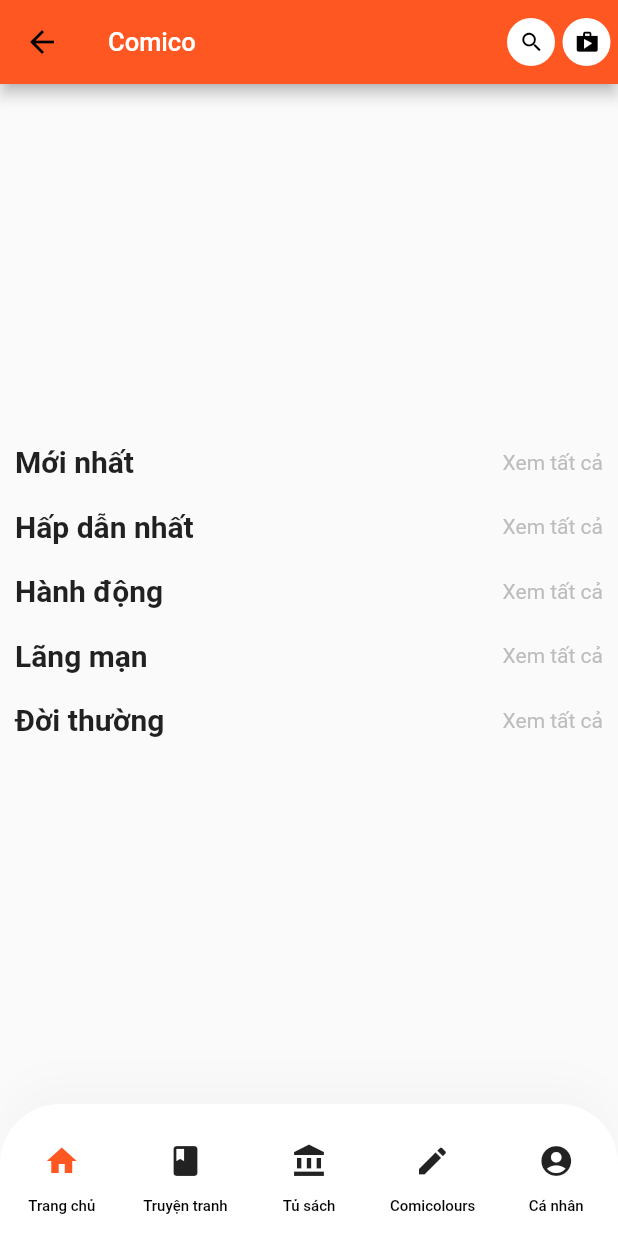
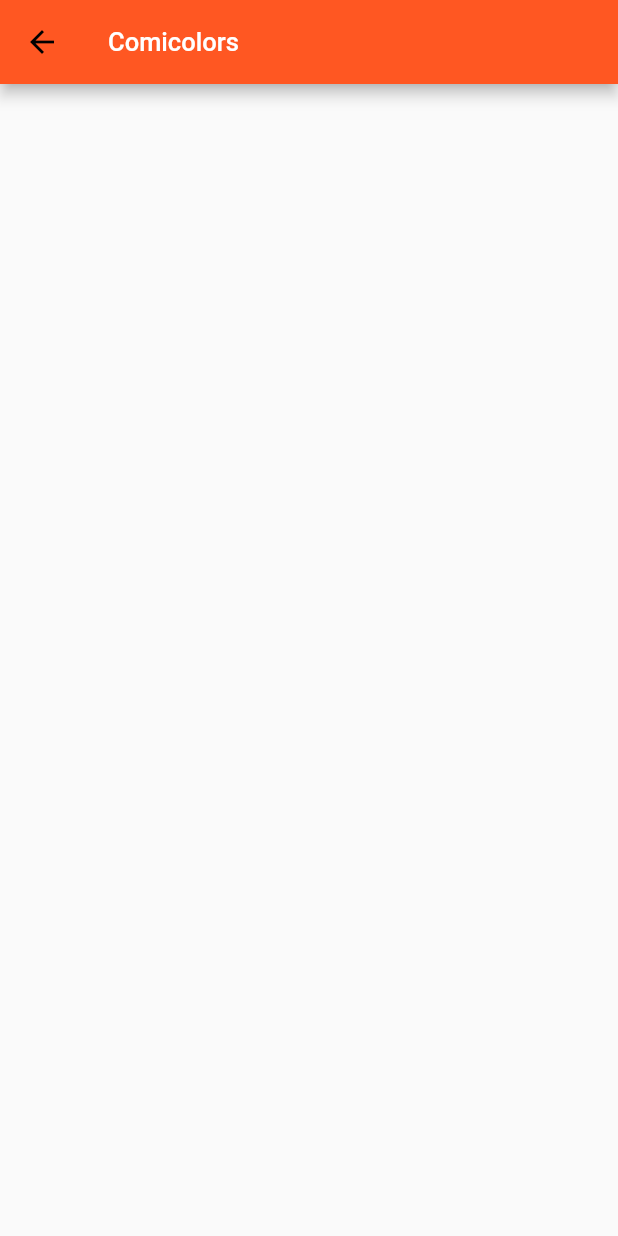
Before and after one commit to ilovengochuyen/BTL-mobile, a Flutter app: the ComicHomeScreen screen opened by its route, item 3 of the bottom bar chosen, on a phone screen of 412 x 824 dp. Run offline on Flutter 3.47's test engine with Material 2 defaults, Android fonts, the phone set to English and light mode, and no system bars; drawn by our look-alikes of carousel_slider; our stand-ins replace cloud_firestore, firebase_auth, firebase_core, image_picker; missing offline and left inert: dart:ffi; accounts and stored records are empty.

Commit message:
add follow screen
add and change follow screen

```diff
--- a/lib/model/FollowComicModel.dart
+++ b/lib/model/FollowComicModel.dart
@@ -1,9 +1,11 @@
 class FollowComicModel {
-  String name = '';
-  String image = '';
-  String description = '';
-  String id = ' ';
+  String followId = '';
+  String followName = '';
+  String followImage = '';
+  String followDescription = ' ';
 
-  FollowComicModel({required this.image, required this.name,
-    required this.description, required this.id});
+  FollowComicModel({required this.followDescription,
+    required this.followName,
+    required this.followImage,
+    required this.followId});
 }
--- a/lib/screens/Comicolors.dart
+++ b/lib/screens/Comicolors.dart
@@ -4,6 +4,7 @@ import 'package:manga/comic/comic_page.dart';
 import 'package:manga/providers/comic_provider.dart';
 import 'package:manga/comic/single_comic.dart';
 import 'package:manga/screens/comics_screen.dart';
+import 'package:manga/screens/follow_screen.dart';
 import 'package:manga/screens/screens.dart';
 import 'package:manga/search/search.dart';
 import 'package:provider/provider.dart';
@@ -283,7 +284,7 @@ class _ComicolorsScreenState extends State<ComicolorsScreen> {
                   }),
                   //IconButton(onPressed: () {}, icon: Icon(Icons.account_balance)),
                   button2("Tủ sách", const Icon(Icons.account_balance), () {
-                    Navigator.push(context, MaterialPageRoute(builder: (context)=> const ComicHomeScreen()));
+                    Navigator.push(context, MaterialPageRoute(builder: (context)=> const FollowScreen()));
                   }),
                   //IconButton(onPressed: () {}, icon: Icon(Icons.edit)),
                   button2("Comicolours", const Icon(Icons.edit), () {
--- a/lib/screens/comic_home_screen.dart
+++ b/lib/screens/comic_home_screen.dart
@@ -6,6 +6,7 @@ import 'package:manga/providers/banner_provider.dart';
 import 'package:manga/providers/comic_provider.dart';
 import 'package:manga/comic/single_comic.dart';
 import 'package:manga/screens/comics_screen.dart';
+import 'package:manga/screens/follow_screen.dart';
 import 'package:manga/screens/screens.dart';
 import 'package:manga/search/search.dart';
 import 'package:provider/provider.dart';
@@ -384,7 +385,7 @@ class _ComicHomeScreenState extends State<ComicHomeScreen> {
                   }),
                   //IconButton(onPressed: () {}, icon: Icon(Icons.account_balance)),
                   button2("Tủ sách", const Icon(Icons.account_balance), () {
-                    Navigator.push(context, MaterialPageRoute(builder: (context)=> const ComicHomeScreen()));
+                    Navigator.push(context, MaterialPageRoute(builder: (context)=> const FollowScreen()));
                   }),
                   //IconButton(onPressed: () {}, icon: Icon(Icons.edit)),
                   button2("Comicolours", const Icon(Icons.edit), () {
--- a/lib/screens/comics_screen.dart
+++ b/lib/screens/comics_screen.dart
@@ -2,6 +2,7 @@ import 'package:flutter/material.dart';
 import 'package:manga/comic/comic_page.dart';
 import 'package:manga/providers/comic_provider.dart';
 import 'package:manga/comic/single_comic.dart';
+import 'package:manga/screens/follow_screen.dart';
 import 'package:manga/screens/screens.dart';
 import 'package:manga/widgets/single_item.dart';
 import 'package:provider/provider.dart';
@@ -449,7 +450,7 @@ class _ComicsScreenState extends State<ComicsScreen> {
                   }),
                   //IconButton(onPressed: () {}, icon: Icon(Icons.account_balance)),
                   button2("Tủ sách", const Icon(Icons.account_balance), () {
-                    Navigator.push(context, MaterialPageRoute(builder: (context)=> const ComicHomeScreen()));
+                    Navigator.push(context, MaterialPageRoute(builder: (context)=> const FollowScreen()));
                   }),
                   //IconButton(onPressed: () {}, icon: Icon(Icons.edit)),
                   button2("Comicolours", const Icon(Icons.edit), () {
--- /dev/null
+++ b/lib/screens/follow_screen.dart
@@ -0,0 +1,45 @@
+import 'package:flutter/material.dart';
+import 'package:manga/model/FollowComicModel.dart';
+import 'package:manga/providers/follow_comic_provider.dart';
+import 'package:manga/widgets/single_item.dart';
+import 'package:provider/provider.dart';
+
+class FollowScreen extends StatelessWidget {
+  const FollowScreen({Key? key}) : super(key: key);
+
+  @override
+  Widget build(BuildContext context) {
+    FollowComicProvider followComicProvider = Provider.of(context);
+    followComicProvider.getFollowComicData();
+    return Scaffold(
+      appBar: AppBar(
+        iconTheme: const IconThemeData(color: Colors.black),
+        title: const Text('Comicolors',
+            style: TextStyle(
+              color: Colors.white,
+              fontSize: 17,
+            )),
+        backgroundColor: Colors.deepOrange,
+      ),
+      body:
+        ListView.builder(
+          itemCount: followComicProvider.getFollowComicList.length,
+          itemBuilder: (context, index) {
+            FollowComicModel data = followComicProvider.getFollowComicList[index];
+            return Column(
+              children: [
+                const SizedBox(
+                  height: 10,
+                ),
+                SingleItem(isBool: false,
+                    name: data.followName,
+                    image: data.followImage,
+                    description: data.followDescription,
+                    onTap: () {},
+                    chapterPage: []),
+              ],
+            );
+          }),
+    );
+  }
+}
--- a/lib/screens/login.dart
+++ b/lib/screens/login.dart
@@ -71,7 +71,7 @@ class LoginPageState extends State<LoginPage> {
                         User? user = FirebaseAuth.instance.currentUser;
                         userProfile.setUser(user!);
                         Navigator.push(context,
-                        MaterialPageRoute(builder: (context) => const HomeScreen()));
+                        MaterialPageRoute(builder: (context) => const ComicHomeScreen()));
                   }).onError((error, stackTrace) {
                     print("Error ${error.toString()}");
                     showDialog(
--- a/lib/search/search.dart
+++ b/lib/search/search.dart
@@ -33,7 +33,7 @@ class _SearchPageState extends State<SearchPage> {
       ),
       body: ListView(
         children: [
-          SizedBox(height: 15),
+          const SizedBox(height: 15),
           Container(
             height: 52,
             margin: const EdgeInsets.symmetric(horizontal: 20),
```
Also changed, not shown: lib/comic/comic_page.dart (+4 -5 lines), lib/providers/follow_comic_provider.dart (+34 -10 lines).
